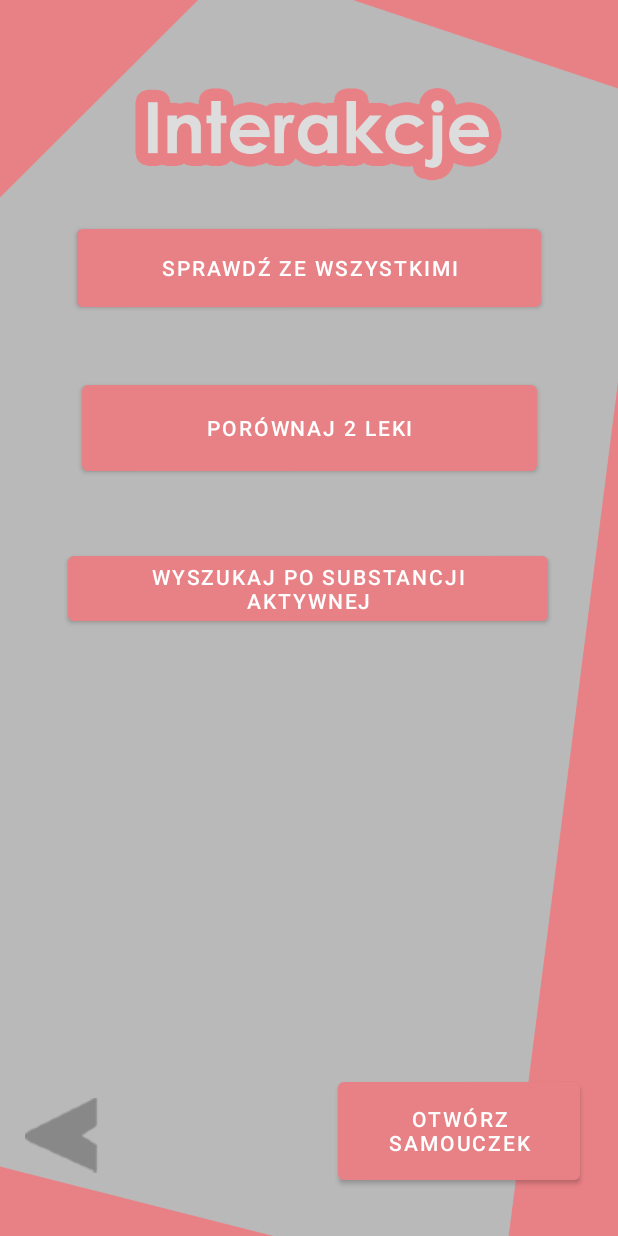
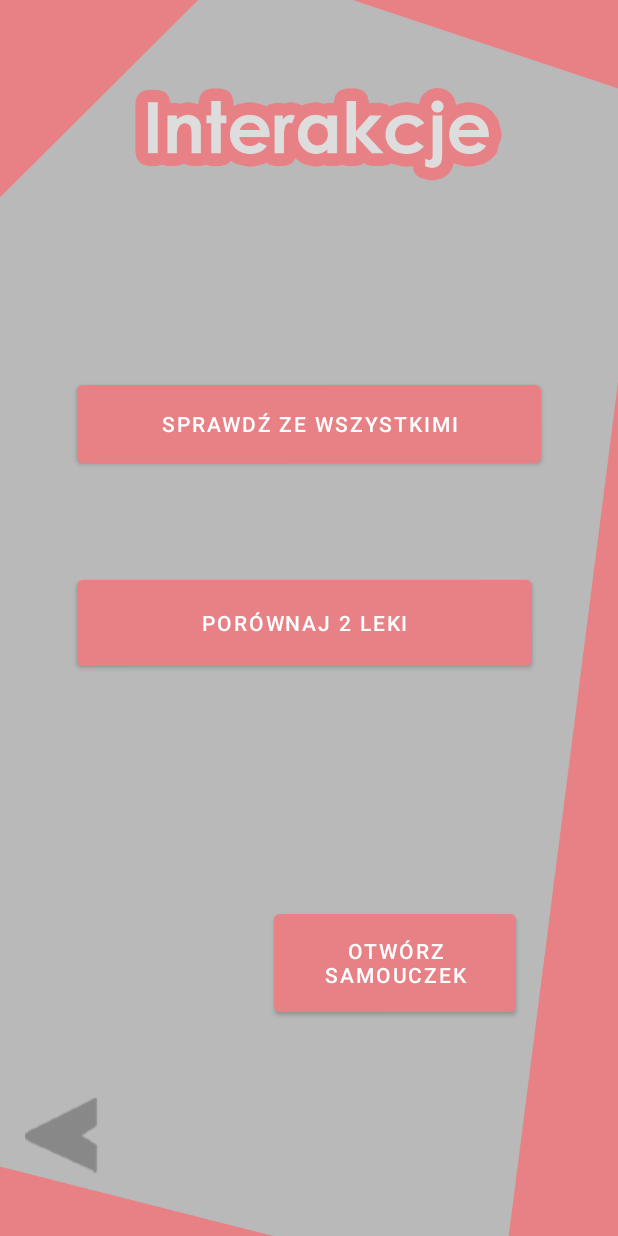
Before and after one commit to gry-mar/AppTeczka, an Android app: the InteractionsActivity screen opened directly, with no data from a screen before it, on a phone screen of 412 x 824 dp. Run offline under Robolectric (Android 15) with nearby library versions, the phone set to English and light mode, and no system bars.

Commit message:
partly fixed issues with interactions, added empty view for learning panel

```diff
--- a/android/AppTeczkaAndroid/app/src/main/AndroidManifest.xml
+++ b/android/AppTeczkaAndroid/app/src/main/AndroidManifest.xml
@@ -9,6 +9,9 @@
         android:roundIcon="@mipmap/icon"
         android:supportsRtl="true"
         android:theme="@style/Theme.AppTeczkaAndroid">
+        <activity
+            android:name=".LearningPanelActivity"
+            android:exported="false" />
         <activity
             android:name=".CompareTwoActivity"
             android:exported="false" />
--- a/android/AppTeczkaAndroid/app/src/main/java/edu/ib/appteczkaandroid/InteractionsActivity.java
+++ b/android/AppTeczkaAndroid/app/src/main/java/edu/ib/appteczkaandroid/InteractionsActivity.java
@@ -23,4 +23,9 @@ public class InteractionsActivity extends AppCompatActivity {
         startActivity(intent);
 
     }
+
+    public void openLearningPanelClicked(View view) {
+        Intent intent = new Intent(this, LearningPanelActivity.class);
+        startActivity(intent);
+    }
 }
--- a/android/AppTeczkaAndroid/app/src/main/res/layout/activity_interactions.xml
+++ b/android/AppTeczkaAndroid/app/src/main/res/layout/activity_interactions.xml
@@ -30,7 +30,7 @@
         app:layout_constraintEnd_toEndOf="parent"
         app:layout_constraintStart_toStartOf="parent"
         app:layout_constraintTop_toTopOf="parent"
-        app:layout_constraintVertical_bias="0.193" />
+        app:layout_constraintVertical_bias="0.33" />
 
     <Button
         android:id="@+id/btnCompareTwo"
@@ -40,9 +40,10 @@
         android:text="@string/por_wnaj_2_leki"
         app:layout_constraintBottom_toBottomOf="parent"
         app:layout_constraintEnd_toEndOf="parent"
+        app:layout_constraintHorizontal_bias="0.472"
         app:layout_constraintStart_toStartOf="parent"
         app:layout_constraintTop_toBottomOf="@+id/btnCheckWithAll"
-        app:layout_constraintVertical_bias="0.074" />
+        app:layout_constraintVertical_bias="0.15" />
 
     <Button
         android:id="@+id/btnOpenLearnPanel"
@@ -51,28 +52,16 @@
         android:text="@string/otw_rz_samouczek"
         app:layout_constraintBottom_toBottomOf="parent"
         app:layout_constraintEnd_toEndOf="parent"
-        app:layout_constraintHorizontal_bias="0.9"
+        app:layout_constraintHorizontal_bias="0.728"
         app:layout_constraintStart_toStartOf="parent"
         app:layout_constraintTop_toTopOf="parent"
-        app:layout_constraintVertical_bias="0.958" />
-
-    <Button
-        android:id="@+id/btnSeatchByActive"
-        android:layout_width="wrap_content"
-        android:layout_height="wrap_content"
-        android:layout_marginBottom="220dp"
-        android:text="@string/wyszukaj_po_substancji_aktywnej"
-        app:layout_constraintBottom_toBottomOf="parent"
-        app:layout_constraintEnd_toEndOf="parent"
-        app:layout_constraintHorizontal_bias="0.494"
-        app:layout_constraintStart_toStartOf="parent"
-        app:layout_constraintTop_toBottomOf="@+id/btnCompareTwo"
-        app:layout_constraintVertical_bias="0.194" />
+        app:layout_constraintVertical_bias="0.808" />
 
     <ImageView
         android:id="@+id/imageView4"
         android:layout_width="412dp"
         android:layout_height="190dp"
+        android:onClick="openLearningPanelClicked"
         app:layout_constraintBottom_toBottomOf="parent"
         app:layout_constraintEnd_toEndOf="parent"
         app:layout_constraintHorizontal_bias="0.333"
--- a/android/AppTeczkaAndroid/build.gradle
+++ b/android/AppTeczkaAndroid/build.gradle
@@ -3,15 +3,18 @@ buildscript {
     repositories {
         google()
         mavenCentral()
+        mavenCentral()
     }
     dependencies {
         classpath "com.android.tools.build:gradle:7.0.4"
+        classpath 'com.google.gms:google-services:4.3.10'
 
         // NOTE: Do not place your application dependencies here; they belong
         // in the individual module build.gradle files
     }
 }
 
+
 task clean(type: Delete) {
     delete rootProject.buildDir
 }
--- a/android/AppTeczkaAndroid/settings.gradle
+++ b/android/AppTeczkaAndroid/settings.gradle
@@ -3,7 +3,7 @@ dependencyResolutionManagement {
     repositories {
         google()
         mavenCentral()
-        jcenter() // Warning: this repository is going to shut down soon
+        mavenCentral()// Warning: this repository is going to shut down soon
     }
 }
 rootProject.name = "AppTeczkaAndroid"
```
Also changed, not shown: android/AppTeczkaAndroid/app/build.gradle (+20 -2 lines), android/AppTeczkaAndroid/app/src/main/java/edu/ib/appteczkaandroid/CompareTwoActivity.java (+30 -2 lines), android/AppTeczkaAndroid/app/src/main/java/edu/ib/appteczkaandroid/LearningPanelActivity.java (added, +19 -0 lines), android/AppTeczkaAndroid/app/src/main/java/edu/ib/appteczkaandroid/RxNormService.java (+30 -11 lines), android/AppTeczkaAndroid/app/src/main/res/layout/activity_learning_panel.xml (added, +39 -0 lines), 1 other file.
